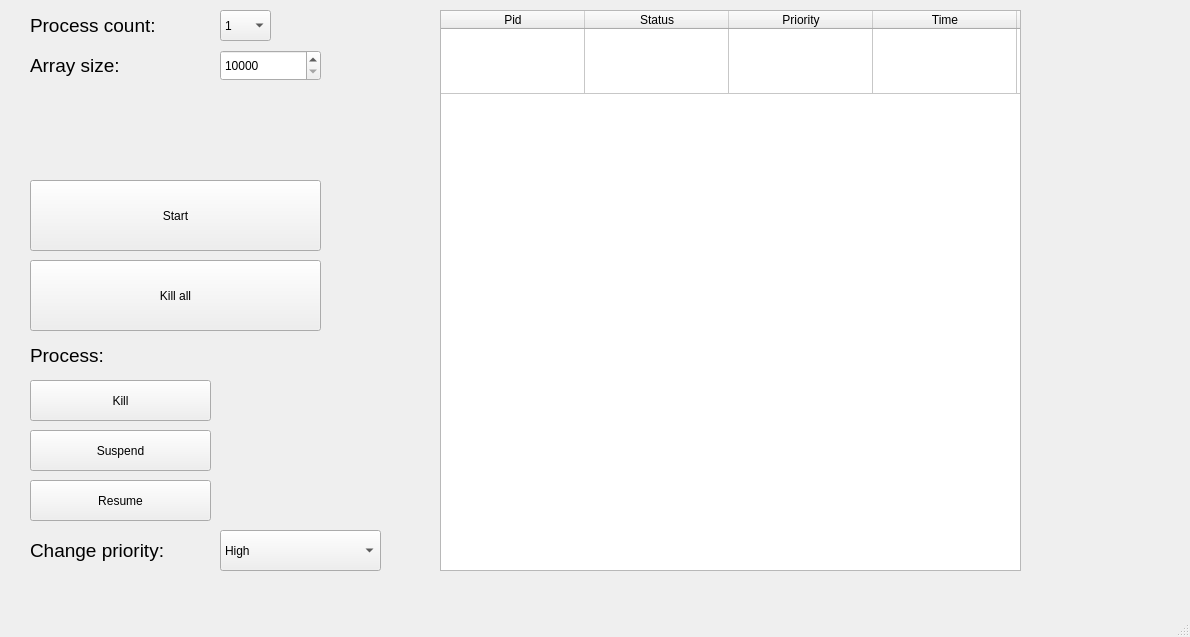
First picture: the form in os/labs/lab5/OS_lab_5/mainwindow.ui, repository pavloMykhalevych/University_labs_LPNU_IKNI_PZ, before the edit.
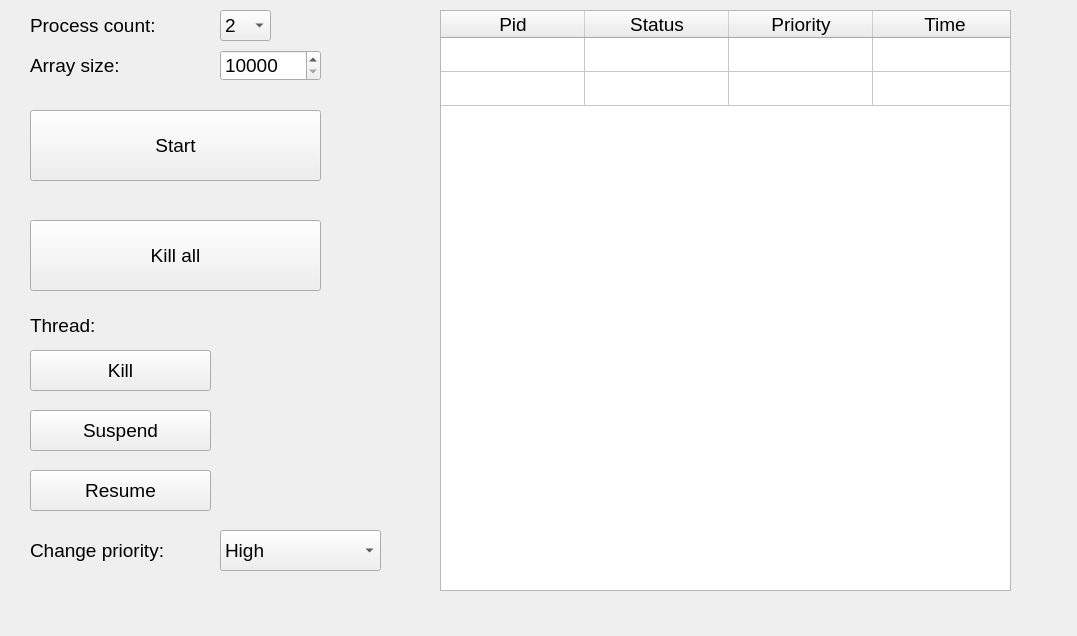
Second picture: the form after the edit.

Patch:
```diff
--- a/os/labs/lab5/OS_lab_5/mainwindow.ui
+++ b/os/labs/lab5/OS_lab_5/mainwindow.ui
@@ -6,10 +6,22 @@
    <rect>
     <x>0</x>
     <y>0</y>
-    <width>1190</width>
-    <height>637</height>
+    <width>1077</width>
+    <height>636</height>
    </rect>
   </property>
+  <property name="minimumSize">
+   <size>
+    <width>1077</width>
+    <height>636</height>
+   </size>
+  </property>
+  <property name="maximumSize">
+   <size>
+    <width>1077</width>
+    <height>636</height>
+   </size>
+  </property>
   <property name="windowTitle">
    <string>MainWindow</string>
   </property>
@@ -18,11 +30,16 @@
     <property name="geometry">
      <rect>
       <x>30</x>
-      <y>180</y>
+      <y>110</y>
       <width>291</width>
       <height>71</height>
      </rect>
     </property>
+    <property name="font">
+     <font>
+      <pointsize>14</pointsize>
+     </font>
+    </property>
     <property name="text">
      <string>Start</string>
     </property>
@@ -36,6 +53,11 @@
       <height>31</height>
      </rect>
     </property>
+    <property name="font">
+     <font>
+      <pointsize>14</pointsize>
+     </font>
+    </property>
     <property name="minimum">
      <number>10000</number>
     </property>
@@ -52,6 +74,11 @@
       <height>41</height>
      </rect>
     </property>
+    <property name="font">
+     <font>
+      <pointsize>14</pointsize>
+     </font>
+    </property>
     <property name="currentIndex">
      <number>1</number>
     </property>
@@ -90,11 +117,16 @@
     <property name="geometry">
      <rect>
       <x>30</x>
-      <y>380</y>
+      <y>350</y>
       <width>181</width>
       <height>41</height>
      </rect>
     </property>
+    <property name="font">
+     <font>
+      <pointsize>14</pointsize>
+     </font>
+    </property>
     <property name="text">
      <string>Kill</string>
     </property>
@@ -103,11 +135,16 @@
     <property name="geometry">
      <rect>
       <x>30</x>
-      <y>430</y>
+      <y>410</y>
       <width>181</width>
       <height>41</height>
      </rect>
     </property>
+    <property name="font">
+     <font>
+      <pointsize>14</pointsize>
+     </font>
+    </property>
     <property name="text">
      <string>Suspend</string>
     </property>
@@ -116,7 +153,7 @@
     <property name="geometry">
      <rect>
       <x>30</x>
-      <y>340</y>
+      <y>310</y>
       <width>171</width>
       <height>31</height>
      </rect>
@@ -127,7 +164,7 @@
      </font>
     </property>
     <property name="text">
-     <string>Process:</string>
+     <string>Thread:</string>
     </property>
    </widget>
    <widget class="QComboBox" name="comboBox_thread_count">
@@ -139,11 +176,11 @@
       <height>31</height>
      </rect>
     </property>
-    <item>
-     <property name="text">
-      <string>1</string>
-     </property>
-    </item>
+    <property name="font">
+     <font>
+      <pointsize>14</pointsize>
+     </font>
+    </property>
     <item>
      <property name="text">
       <string>2</string>
@@ -218,11 +255,16 @@
     <property name="geometry">
      <rect>
       <x>30</x>
-      <y>260</y>
+      <y>220</y>
       <width>291</width>
       <height>71</height>
      </rect>
     </property>
+    <property name="font">
+     <font>
+      <pointsize>14</pointsize>
+     </font>
+    </property>
     <property name="text">
      <string>Kill all</string>
     </property>
@@ -231,11 +273,16 @@
     <property name="geometry">
      <rect>
       <x>30</x>
-      <y>480</y>
+      <y>470</y>
       <width>181</width>
       <height>41</height>
      </rect>
     </property>
+    <property name="font">
+     <font>
+      <pointsize>14</pointsize>
+     </font>
+    </property>
     <property name="text">
      <string>Resume</string>
     </property>
@@ -245,10 +292,21 @@
      <rect>
       <x>440</x>
       <y>10</y>
-      <width>581</width>
-      <height>561</height>
+      <width>571</width>
+      <height>581</height>
      </rect>
     </property>
+    <property name="sizePolicy">
+     <sizepolicy hsizetype="Fixed" vsizetype="Fixed">
+      <horstretch>0</horstretch>
+      <verstretch>0</verstretch>
+     </sizepolicy>
+    </property>
+    <property name="font">
+     <font>
+      <pointsize>14</pointsize>
+     </font>
+    </property>
     <property name="verticalScrollBarPolicy">
      <enum>Qt::ScrollBarAlwaysOff</enum>
     </property>
@@ -262,10 +320,10 @@
      <set>QAbstractItemView::NoEditTriggers</set>
     </property>
     <property name="rowCount">
-     <number>1</number>
+     <number>2</number>
     </property>
     <property name="columnCount">
-     <number>8</number>
+     <number>4</number>
     </property>
     <attribute name="horizontalHeaderMinimumSectionSize">
      <number>144</number>
@@ -277,12 +335,13 @@
      <bool>false</bool>
     </attribute>
     <attribute name="verticalHeaderMinimumSectionSize">
-     <number>65</number>
+     <number>34</number>
     </attribute>
     <attribute name="verticalHeaderDefaultSectionSize">
-     <number>65</number>
+     <number>34</number>
     </attribute>
     <row/>
+    <row/>
     <column>
      <property name="text">
       <string>Pid</string>
@@ -303,23 +362,8 @@
       <string>Time</string>
      </property>
     </column>
-    <column/>
-    <column/>
-    <column/>
-    <column/>
    </widget>
   </widget>
-  <widget class="QMenuBar" name="menubar">
-   <property name="geometry">
-    <rect>
-     <x>0</x>
-     <y>0</y>
-     <width>1190</width>
-     <height>25</height>
-    </rect>
-   </property>
-  </widget>
-  <widget class="QStatusBar" name="statusbar"/>
  </widget>
  <resources/>
  <connections/>
```
Left out of the diff: 5 changed lines with no effect on the pictures.
